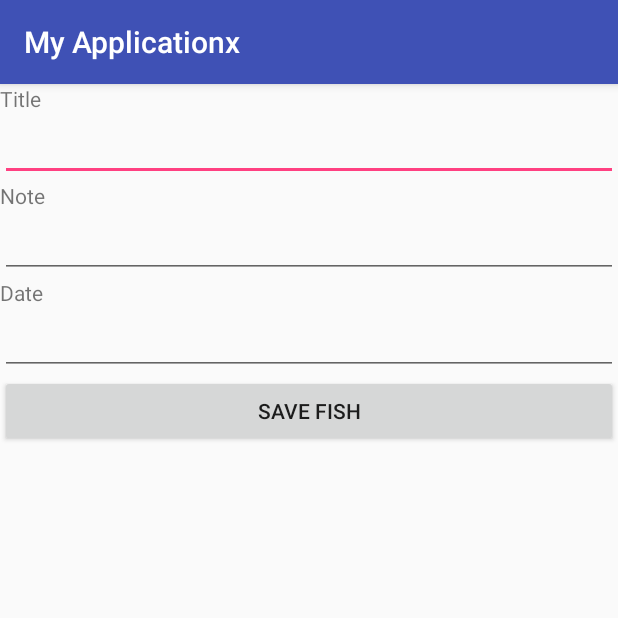
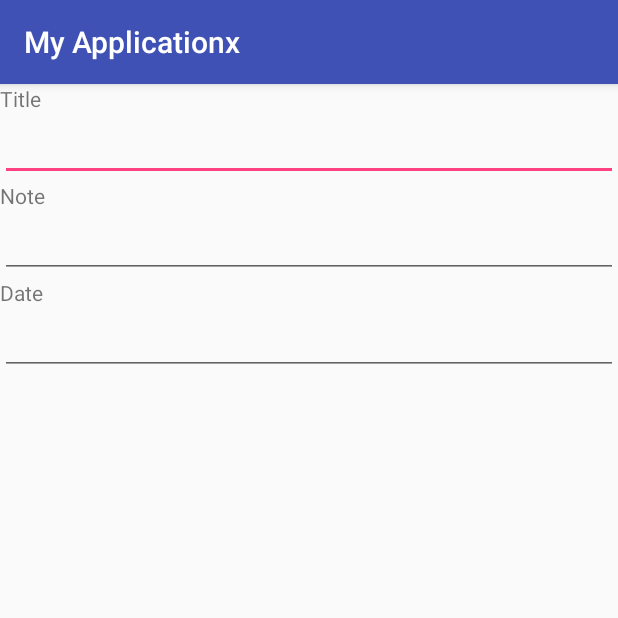
Before and after one commit to xameri/Sprintt3, an Android app: the AddNoteActivity screen opened directly, with no data from a screen before it, on a phone screen of 412 x 824 dp, the top half of it. Run offline under Robolectric (Android 15) with nearby library versions, the phone set to English and light mode, and no system bars; 2 statements that could not run were skipped.

Commit message:
I am commiting for the Final project Sprint 1

```diff
--- a/app/src/main/res/layout/activity_add_note.xml
+++ b/app/src/main/res/layout/activity_add_note.xml
@@ -45,10 +45,4 @@
         android:inputType="textPersonName"
         android:ems="10"
         android:id="@+id/editTextDate" />
-
-    <Button
-        android:text="Save Fish"
-        android:layout_width="match_parent"
-        android:layout_height="wrap_content"
-        android:id="@+id/buttonSave" />
 </LinearLayout>
--- a/app/src/main/res/layout/activity_notes.xml
+++ b/app/src/main/res/layout/activity_notes.xml
@@ -45,10 +45,4 @@
         android:inputType="textPersonName"
         android:ems="10"
         android:id="@+id/editTextDate" />
-
-    <Button
-        android:text="Back"
-        android:layout_width="match_parent"
-        android:layout_height="wrap_content"
-        android:id="@+id/buttonReturn" />
 </LinearLayout>
```
Also changed, not shown: app/src/main/res/layout/activity_main.xml (+0 -29 lines).
